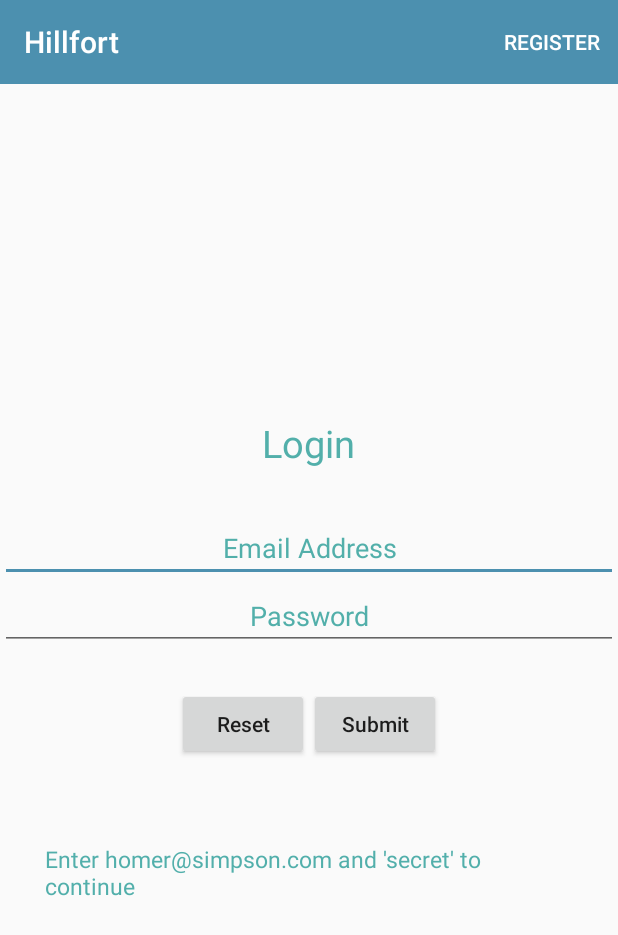
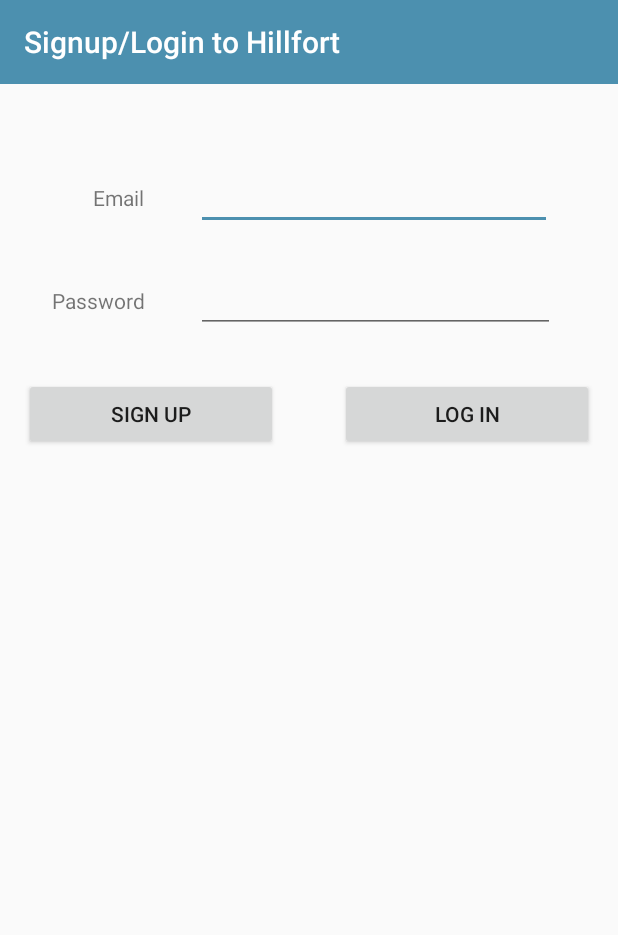
Before and after one commit to jmccannbarrow/Hillfort, an Android app: the screen it shows after launch (LoginActivity before the commit, LoginView after it), on a phone screen of 412 x 824 dp. Shown: the top 935 px of the screen. Run offline under Robolectric (Android 15) with nearby library versions, the phone set to English and light mode, and no system bars; our stand-ins replace Firebase (no records; nobody signed in at launch, a user with empty details on screens opened directly); 1 statement that could not run was skipped.

Commit message:
feature04-login authentication(firebase)

```diff
--- a/app/build.gradle
+++ b/app/build.gradle
@@ -3,6 +3,8 @@ apply plugin: 'com.android.application'
 apply plugin: 'kotlin-android'
 
 apply plugin: 'kotlin-android-extensions'
+apply plugin: 'com.google.gms.google-services'
+
 
 android {
     compileSdkVersion 30
@@ -34,6 +36,8 @@ dependencies {
     implementation "com.google.code.gson:gson:2.8.5"
     implementation 'com.google.android.gms:play-services-maps:17.0.0'
     implementation "com.google.android.gms:play-services-location:17.0.0"
+    implementation 'com.google.firebase:firebase-auth:20.0.1'
+
     testImplementation 'junit:junit:4.12'
     androidTestImplementation 'androidx.test.ext:junit:1.1.2'
     androidTestImplementation 'androidx.test.espresso:espresso-core:3.3.0'
--- a/app/src/main/java/org/wit/hillfort/activities/LoginActivity.kt
+++ /dev/null
@@ -1,95 +0,0 @@
-package org.wit.hillfort.activities
-
-
-
-import android.content.Context
-import android.widget.*
-import org.wit.hillfort.R
-
-//import android.view.MenuItem
-
-import androidx.appcompat.app.AppCompatActivity
-import android.os.Bundle
-import android.view.Menu
-import android.view.MenuItem
-import kotlinx.android.synthetic.main.activity_hillfort.*
-
-import org.wit.hillfort.main.MainApp
-
-import android.content.Intent
-import org.jetbrains.anko.*
-import org.wit.hillfort.views.hillfort.HillfortView
-import org.wit.hillfort.views.hillfortlist.HillfortListView
-
-
-/**
- * A Login Form Example in Kotlin Android
- */
-class LoginActivity : AppCompatActivity() {
-
-    //val user_name = "homer";
-    //val password = "secret";
-
-    lateinit var app: MainApp
-
-    override fun onCreate(savedInstanceState: Bundle?) {
-        super.onCreate(savedInstanceState)
-        setContentView(R.layout.activity_login)
-        setSupportActionBar(toolbarAdd)
-
-
-        // get reference to all views
-        var et_email_address = findViewById(R.id.et_email_address) as EditText
-        var et_password = findViewById(R.id.et_password) as EditText
-        var btn_reset = findViewById(R.id.btn_reset) as Button
-        var btn_submit = findViewById(R.id.btn_submit) as Button
-
-        btn_reset.setOnClickListener {
-            // clearing user_name and password edit text views on reset button click
-            et_email_address.setText("")
-            et_password.setText("")
-        }
-
-        // set on-click listener
-        btn_submit.setOnClickListener {
-            val name:String = et_email_address.text.toString()
-            val pass:String = et_password.text.toString()
-
-            if (name.trim().length == 0  || pass.trim().length == 0){
-                Toast.makeText(this, "Username or Password blank", Toast.LENGTH_LONG).show()
-            }
-            else if (name.equals("homer@simpson.com") and pass.equals("secret")){
-                val editor = getSharedPreferences("name", Context.MODE_PRIVATE).edit()
-                editor.putString("name", name)
-                editor.apply()
-                val intent = Intent(this, HillfortListView::class.java)
-                intent.putExtra("name", name)
-                startActivity(intent)
-
-            }
-            else{
-                Toast.makeText(this, "Username or Password Do not Match", Toast.LENGTH_LONG).show()
-            }
-        }
-
-
-    }
-
-    override fun onCreateOptionsMenu(menu: Menu?): Boolean {
-        menuInflater.inflate(R.menu.menu_login, menu)
-        return super.onCreateOptionsMenu(menu)
-    }
-
-    override fun onOptionsItemSelected(item: MenuItem): Boolean {
-        when (item?.itemId) {
-
-            R.id.item_register -> {startActivityForResult<RegisterActivity>(0)
-            }
-
-        }
-        return super.onOptionsItemSelected(item)
-    }
-
-
-
-}
--- a/app/src/main/java/org/wit/hillfort/activities/SplashActivity.kt
+++ b/app/src/main/java/org/wit/hillfort/activities/SplashActivity.kt
@@ -7,6 +7,7 @@ import android.os.Handler
 import org.wit.hillfort.R
 import org.wit.hillfort.views.hillfort.HillfortView
 import org.wit.hillfort.views.hillfortlist.HillfortListView
+import org.wit.hillfort.views.login.LoginView
 
 
 class SplashActivity : AppCompatActivity() {
@@ -23,12 +24,13 @@ class SplashActivity : AppCompatActivity() {
             // Start your app main activity
 
 
-            startActivity(Intent(this,LoginActivity::class.java))
+            //startActivity(Intent(this,LoginActivity::class.java))
 
 
-            //startActivity(Intent(this, HillfortListView::class.java))
+            startActivity(Intent(this, LoginView::class.java))
 
             //startActivity(Intent(this, HillfortView::class.java))
+            //startActivity(Intent(this, HillfortListView::class.java))
 
             // close this activity
             finish()
--- a/app/src/main/java/org/wit/hillfort/views/BaseView.kt
+++ b/app/src/main/java/org/wit/hillfort/views/BaseView.kt
@@ -10,17 +10,18 @@ import org.wit.hillfort.views.BasePresenter
 import org.wit.hillfort.views.editlocation.EditLocationView
 
 import org.wit.hillfort.models.HillfortModel
-
+import org.wit.hillfort.views.login.LoginView
 import org.wit.hillfort.views.map.HillfortMapView
 import org.wit.hillfort.views.hillfort.HillfortView
 import org.wit.hillfort.views.hillfortlist.HillfortListView
+import com.google.firebase.auth.FirebaseAuth
 
 
 val IMAGE_REQUEST = 1
 val LOCATION_REQUEST = 2
 
 enum class VIEW {
-    LOCATION, HILLFORT, MAPS, LIST
+    LOCATION, HILLFORT, MAPS, LIST, LOGIN
 }
 
 open abstract class BaseView() : AppCompatActivity(), AnkoLogger {
@@ -34,6 +35,7 @@ open abstract class BaseView() : AppCompatActivity(), AnkoLogger {
             VIEW.HILLFORT -> intent = Intent(this, HillfortView::class.java)
             VIEW.MAPS -> intent = Intent(this, HillfortMapView::class.java)
             VIEW.LIST -> intent = Intent(this, HillfortListView::class.java)
+            VIEW.LOGIN -> intent = Intent(this, LoginView::class.java)
         }
         if (key != "") {
             intent.putExtra(key, value)
@@ -49,6 +51,11 @@ open abstract class BaseView() : AppCompatActivity(), AnkoLogger {
     fun init(toolbar: Toolbar, upEnabled: Boolean) {
         toolbar.title = title
         setSupportActionBar(toolbar)
+        supportActionBar?.setDisplayHomeAsUpEnabled(upEnabled)
+        val user = FirebaseAuth.getInstance().currentUser
+        if (user != null) {
+            toolbar.title = "${title}: ${user.email}"
+        }
         supportActionBar?.setDisplayHomeAsUpEnabled(upEnabled)
     }
 
--- a/app/src/main/java/org/wit/hillfort/views/hillfortlist/HillfortListView.kt
+++ b/app/src/main/java/org/wit/hillfort/views/hillfortlist/HillfortListView.kt
@@ -6,7 +6,6 @@ import android.view.*
 import androidx.recyclerview.widget.LinearLayoutManager
 import kotlinx.android.synthetic.main.activity_hillfortlist.*
 import org.wit.hillfort.R
-import org.wit.hillfort.activities.LoginActivity
 import org.jetbrains.anko.intentFor
 import org.jetbrains.anko.startActivityForResult
 import org.wit.hillfort.views.BaseView
@@ -43,8 +42,8 @@ class HillfortListView :  BaseView(), HillfortListener {
         when (item?.itemId) {
             R.id.item_add -> presenter.doAddHillfort()
             R.id.item_map -> presenter.doShowHillfortsMap()
-            R.id.item_logout -> {startActivityForResult<LoginActivity>(0)
-            }
+            R.id.item_logout ->presenter.doLogout()
+
         }
 
         return super.onOptionsItemSelected(item)
--- /dev/null
+++ b/app/src/main/java/org/wit/hillfort/views/login/LoginView.kt
@@ -0,0 +1,51 @@
+package org.wit.hillfort.views.login
+
+import android.os.Bundle
+import android.view.View
+import kotlinx.android.synthetic.main.activity_login.*
+import org.jetbrains.anko.toast
+import org.wit.hillfort.R
+import org.wit.hillfort.views.BaseView
+import org.wit.placemark.views.login.LoginPresenter
+
+class LoginView : BaseView() {
+
+    lateinit var presenter: LoginPresenter
+
+    override fun onCreate(savedInstanceState: Bundle?) {
+        super.onCreate(savedInstanceState)
+        setContentView(R.layout.activity_login)
+        init(toolbar, false)
+        progressBar.visibility = View.GONE
+
+        presenter = initPresenter(LoginPresenter(this)) as LoginPresenter
+
+        signUp.setOnClickListener {
+            val email = email.text.toString()
+            val password = password.text.toString()
+            if (email == "" || password == "") {
+                toast("Please provide email + password")
+            } else {
+                presenter.doSignUp(email, password)
+            }
+        }
+
+        logIn.setOnClickListener {
+            val email = email.text.toString()
+            val password = password.text.toString()
+            if (email == "" || password == "") {
+                toast("Please provide email + password")
+            } else {
+                presenter.doLogin(email, password)
+            }
+        }
+    }
+
+    override fun showProgress() {
+        progressBar.visibility = View.VISIBLE
+    }
+
+    override fun hideProgress() {
+        progressBar.visibility = View.GONE
+    }
+}
--- a/app/src/main/res/layout/activity_login.xml
+++ b/app/src/main/res/layout/activity_login.xml
@@ -5,99 +5,128 @@
     xmlns:tools="http://schemas.android.com/tools"
     android:layout_width="match_parent"
     android:layout_height="match_parent"
-    tools:context="org.wit.hillfort.activities.LoginActivity">
-
-    <RelativeLayout
-        android:layout_width="match_parent"
-        android:layout_height="wrap_content"
-        app:layout_constraintBottom_toBottomOf="parent"
-        app:layout_constraintTop_toTopOf="parent">
+    tools:context="org.wit.placemark.views.login.LoginView">
 
     <com.google.android.material.appbar.AppBarLayout
         android:id="@+id/appBarLayout"
         android:layout_width="match_parent"
         android:layout_height="wrap_content"
+        app:layout_constraintTop_toTopOf="parent"
         android:background="@color/colorAccent"
         android:fitsSystemWindows="true"
         app:elevation="0dip"
         app:theme="@style/ThemeOverlay.AppCompat.Dark.ActionBar">
 
         <androidx.appcompat.widget.Toolbar
-            android:id="@+id/toolbarAdd"
+            android:id="@+id/toolbar"
             android:layout_width="match_parent"
             android:layout_height="wrap_content"
             app:titleTextColor="@color/colorPrimary" />
 
     </com.google.android.material.appbar.AppBarLayout>
 
-    <ScrollView
+    <androidx.constraintlayout.widget.ConstraintLayout
         android:layout_width="match_parent"
         android:layout_height="match_parent"
-        android:layout_below="@id/appBarLayout"
-        android:fillViewport="true">
-
-    <LinearLayout
-        android:layout_width="match_parent"
-        android:layout_height="wrap_content"
-        android:gravity="center"
-        android:orientation="vertical">
+        android:layout_marginStart="8dp"
+        android:layout_marginEnd="8dp"
+        android:layout_marginBottom="16dp"
+        app:layout_constraintBottom_toBottomOf="parent"
+        app:layout_constraintEnd_toEndOf="parent"
+        app:layout_constraintHorizontal_bias="0.0"
+        app:layout_constraintStart_toStartOf="parent"
+        app:layout_constraintTop_toTopOf="parent"
+        app:layout_constraintVertical_bias="0.0">
 
 
+        <EditText
+            android:id="@+id/email"
+            android:layout_width="237dp"
+            android:layout_height="wrap_content"
+            android:layout_marginStart="8dp"
+            android:layout_marginTop="108dp"
+            android:layout_marginEnd="36dp"
+            android:ems="10"
+            android:inputType="textEmailAddress"
+            app:layout_constraintEnd_toEndOf="parent"
+            app:layout_constraintHorizontal_bias="1.0"
+            app:layout_constraintStart_toEndOf="@+id/textView"
+            app:layout_constraintTop_toTopOf="parent" />
 
         <TextView
-            android:layout_width="wrap_content"
+            android:id="@+id/textView"
+            android:layout_width="72dp"
+            android:layout_height="23dp"
+            android:layout_marginStart="16dp"
+            android:text="Email"
+            android:textAlignment="textEnd"
+            app:layout_constraintBaseline_toBaselineOf="@+id/email"
+            app:layout_constraintStart_toStartOf="parent" />
+
+        <EditText
+            android:id="@+id/password"
+            android:layout_width="239dp"
             android:layout_height="wrap_content"
-            android:textSize="25dp"
-            android:textColor="#52afaa"
-            android:padding="30dp"
-            android:text="Login"/>
-        <EditText
-            android:id="@+id/et_email_address"
-            android:hint="Email Address"
-            android:textColor="#52afaa"
-            android:textColorHint="#52afaa"
-            android:textAlignment="center"
-            android:layout_width="match_parent"
-            android:layout_height="wrap_content"/>
-        <EditText
-            android:id="@+id/et_password"
-            android:hint="Password"
-            android:textColor="#52afaa"
-            android:textColorHint="#52afaa"
-            android:textAlignment="center"
+            android:layout_marginTop="8dp"
+            android:ems="10"
             android:inputType="textPassword"
-            android:layout_width="match_parent"
-            android:layout_height="wrap_content"/>
-        <LinearLayout
-            android:layout_width="match_parent"
+            app:layout_constraintBottom_toBottomOf="parent"
+            app:layout_constraintEnd_toEndOf="@+id/email"
+            app:layout_constraintHorizontal_bias="0.0"
+            app:layout_constraintStart_toStartOf="@+id/email"
+            app:layout_constraintTop_toBottomOf="@+id/email"
+            app:layout_constraintVertical_bias="0.026" />
+
+        <TextView
+            android:id="@+id/textView2"
+            android:layout_width="70dp"
+            android:layout_height="29dp"
+            android:text="Password"
+            android:textAlignment="textEnd"
+            app:layout_constraintBaseline_toBaselineOf="@+id/password"
+            app:layout_constraintEnd_toEndOf="@+id/textView"
+            app:layout_constraintHorizontal_bias="1.0"
+            app:layout_constraintStart_toStartOf="@+id/textView" />
+
+        <Button
+            android:id="@+id/signUp"
+            android:layout_width="169dp"
             android:layout_height="wrap_content"
-            android:gravity="center"
-            android:padding="25dp"
-            android:orientation="horizontal">
-            <Button
-                android:id="@+id/btn_reset"
-                android:text="Reset"
-                android:textAllCaps="false"
-                android:layout_width="wrap_content"
-                android:layout_height="wrap_content" />
-            <Button
-                android:id="@+id/btn_submit"
-                android:text="Submit"
-                android:textAllCaps="false"
-                android:layout_width="wrap_content"
-                android:layout_height="wrap_content" />
+            android:layout_marginStart="8dp"
+            android:layout_marginTop="32dp"
+            android:text="Sign Up"
+            app:layout_constraintStart_toStartOf="parent"
+            app:layout_constraintTop_toBottomOf="@+id/textView2" />
 
+        <Button
+            android:id="@+id/logIn"
+            android:layout_width="169dp"
+            android:layout_height="wrap_content"
+            android:layout_marginStart="8dp"
+            android:layout_marginTop="8dp"
+            android:layout_marginEnd="8dp"
+            android:text="Log In"
+            app:layout_constraintBottom_toBottomOf="@+id/signUp"
+            app:layout_constraintEnd_toEndOf="parent"
+            app:layout_constraintHorizontal_bias="1.0"
+            app:layout_constraintStart_toEndOf="@+id/signUp"
+            app:layout_constraintTop_toBottomOf="@+id/password"
+            app:layout_constraintVertical_bias="1.0" />
 
-        </LinearLayout>
-        <TextView
-            android:layout_width="wrap_content"
-            android:layout_height="wrap_content"
-            android:textSize="15dp"
-            android:textColor="#52afab"
-            android:padding="30dp"
-            android:text="Enter homer@simpson.com and 'secret' to continue"/>
-    </LinearLayout>
-    </ScrollView>
+        <ProgressBar
+            android:id="@+id/progressBar"
+            style="@style/Widget.AppCompat.ProgressBar"
+            android:layout_width="196dp"
+            android:layout_height="96dp"
+            android:layout_marginStart="8dp"
+            android:layout_marginTop="8dp"
+            android:layout_marginEnd="8dp"
+            android:layout_marginBottom="8dp"
+            app:layout_constraintBottom_toBottomOf="parent"
+            app:layout_constraintEnd_toEndOf="parent"
+            app:layout_constraintStart_toStartOf="parent"
+            app:layout_constraintTop_toBottomOf="@+id/signUp" />
 
-    </RelativeLayout>
+    </androidx.constraintlayout.widget.ConstraintLayout>
+
 </androidx.constraintlayout.widget.ConstraintLayout>
--- a/app/src/main/res/menu/menu_login.xml
+++ b/app/src/main/res/menu/menu_login.xml
@@ -2,10 +2,7 @@
 <menu xmlns:android="http://schemas.android.com/apk/res/android"
     xmlns:app="http://schemas.android.com/apk/res-auto">
 
-    <item
-        android:id="@+id/item_register"
-        android:title="@string/menu_register"
-        app:showAsAction="always"/>
+
 
 
 
--- a/build.gradle
+++ b/build.gradle
@@ -8,6 +8,7 @@ buildscript {
     dependencies {
         classpath 'com.android.tools.build:gradle:4.1.1'
         classpath "org.jetbrains.kotlin:kotlin-gradle-plugin:$kotlin_version"
+        classpath 'com.google.gms:google-services:4.3.4'
 
         // NOTE: Do not place your application dependencies here; they belong
         // in the individual module build.gradle files
```
Also changed, not shown: app/src/main/AndroidManifest.xml (+16 -7 lines), app/src/main/java/org/wit/hillfort/activities/RegisterActivity.kt (deleted, +0 -91 lines), app/src/main/java/org/wit/hillfort/views/hillfortlist/HillfortListPresenter.kt (+7 -0 lines), app/src/main/java/org/wit/hillfort/views/login/LoginPresenter.kt (added, +37 -0 lines), app/src/main/res/layout/activity_register.xml (deleted, +0 -116 lines), app/src/main/res/menu/menu_main.xml (+8 -12 lines), app/src/main/res/values/strings.xml (+9 -6 lines), 1 other file.
